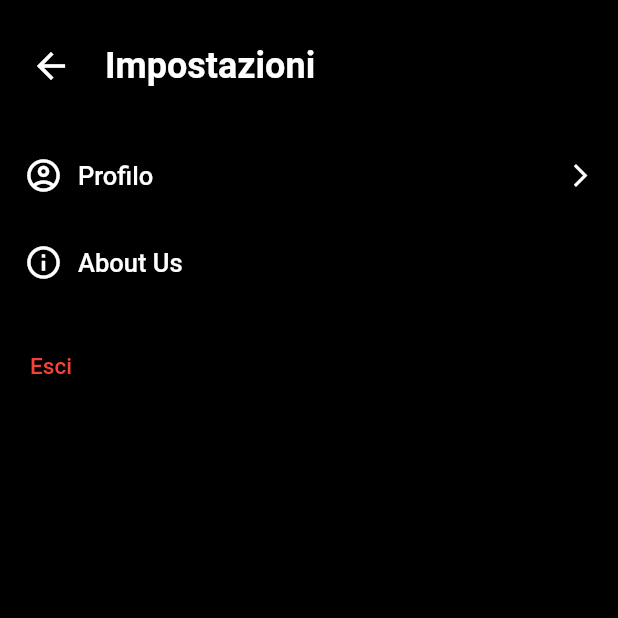
After one commit to Stelk-dev/levant, a Flutter app: the App screen opened directly, item 4 of the bottom bar chosen, after a tap on the "settings" icon, on a phone screen of 412 x 824 dp, the top half of it. The commit adds this screen. Run offline on Flutter 3.47's test engine with Material 2 defaults, Android fonts, the phone set to English and light mode, and no system bars; our stand-ins replace cloud_firestore, firebase_auth, firebase_core, firebase_storage, flash, get and 4 more; missing offline and left inert: flutter_facebook_login; accounts and stored records are empty; network calls fail.

Commit message:
Account and settings starting

```diff
--- a/lib/auth/main/login.dart
+++ b/lib/auth/main/login.dart
@@ -85,9 +85,7 @@ class _AuthRouteState extends State<AuthRoute> {
                                   MainDecorationApp.textFormField(
                                     controller: _pass,
                                     hintText: "Password",
-                                    validator: (s) => isLength(s!, 8)
-                                        ? null
-                                        : "Inserisci una password di almeno 8 caratteri",
+                                    validator: (s) => null,
                                     suffixIcon: IconButton(
                                         icon: Icon(
                                           _visibility
--- a/lib/main.dart
+++ b/lib/main.dart
@@ -1,7 +1,6 @@
 import 'package:firebase_core/firebase_core.dart';
 import 'package:flutter/material.dart';
 import 'package:get/get_navigation/src/root/get_material_app.dart';
-import 'package:levant/auth/service/authentication.dart';
 import 'package:levant/auth/service/getRoute.dart';
 
 void main() async {
--- a/lib/main/account/account.dart
+++ b/lib/main/account/account.dart
@@ -2,7 +2,6 @@ import 'package:flutter/material.dart';
 import 'package:get/get.dart';
 import 'package:levant/modelAccount/profile.dart';
 import 'package:levant/style/mainStyle.dart';
-import 'package:touchable_opacity/touchable_opacity.dart';
 
 class AccountRoute extends StatefulWidget {
   const AccountRoute({Key? key}) : super(key: key);
@@ -13,33 +12,33 @@ class AccountRoute extends StatefulWidget {
 
 class _AccountRouteState extends State<AccountRoute> {
   final profile = Get.put(Profile());
+  int indexTickets = 0;
 
   // If in the name there are space just take the first
   String getName() {
-    return profile.name.split(' ')[0];
+    return profile.name;
   }
 
   Widget accountSection() {
-    return TouchableOpacity(
-      onTap: () {},
-      child: Padding(
-        padding: EdgeInsets.fromLTRB(16, 16, 20, 16),
-        child: Row(
+    return Padding(
+      padding: EdgeInsets.fromLTRB(16, 24, 20, 16),
+      child: Align(
+        alignment: Alignment.topCenter,
+        child: Column(
           crossAxisAlignment: CrossAxisAlignment.center,
-          mainAxisAlignment: MainAxisAlignment.spaceBetween,
-          children: [
-            Row(
+          mainAxisAlignment: MainAxisAlignment.center,
           children: [
             Container(
-                  width: 100,
-                  height: 100,
+              width: MediaQuery.of(context).size.width / 3,
+              height: MediaQuery.of(context).size.width / 3,
               decoration: BoxDecoration(
                 shape: BoxShape.circle,
                 color: Colors.black,
                 border: Border.all(color: Colors.black, width: 2),
               ),
               child: ClipRRect(
-                    borderRadius: BorderRadius.circular(50),
+                borderRadius: BorderRadius.circular(
+                    (MediaQuery.of(context).size.width / 3) / 2),
                 child: Image.network(
                     profile.imgProfile != ""
                         ? profile.imgProfile
@@ -54,16 +53,12 @@ class _AccountRouteState extends State<AccountRoute> {
               ),
             ),
             SizedBox(
-                  width: 10,
+              height: 4,
             ),
-                Column(
-                  crossAxisAlignment: CrossAxisAlignment.start,
-                  children: [
             Text(
               getName(),
-                      style: TextStyle(
-                        fontWeight: FontWeight.bold,
-                        fontSize: 22,
+              style: MainFontsApp.poppins_black.copyWith(
+                fontSize: 26,
               ),
             ),
             Text(
@@ -75,11 +70,6 @@ class _AccountRouteState extends State<AccountRoute> {
             ),
           ],
         ),
-              ],
-            ),
-            Icon(Icons.arrow_forward_ios_rounded, color: Colors.black54),
-          ],
-        ),
       ),
     );
   }
@@ -89,46 +79,59 @@ class _AccountRouteState extends State<AccountRoute> {
       height: 1,
       width: MediaQuery.of(context).size.width,
       decoration: BoxDecoration(
-          color: Colors.grey, border: Border.all(color: Colors.grey, width: 1)),
+        border: Border.all(
+          color: Colors.grey,
+          width: 1,
+        ),
+      ),
     );
   }
 
-  Widget sectionButton({
-    required IconData icon,
-    required String title,
-  }) {
-    return TextButton(
-      onPressed: () {},
-      // style: ButtonStyle(
-      //   backgroundColor: MaterialStateProperty.all(color),
-      // ),
-      child: Padding(
-        padding: const EdgeInsets.symmetric(vertical: 8, horizontal: 9),
-        child: Row(
-          mainAxisAlignment: MainAxisAlignment.spaceBetween,
-          crossAxisAlignment: CrossAxisAlignment.center,
-          children: [
-            Row(
-              crossAxisAlignment: CrossAxisAlignment.center,
-              children: [
-                Icon(
-                  icon,
-                  size: 36,
-                  color: Colors.black,
+  Widget ticketButton({required String title, required int i}) {
+    return Expanded(
+      flex: 1,
+      child: TextButton(
+        style: TextButton.styleFrom(
+          shape: const RoundedRectangleBorder(
+            borderRadius: BorderRadius.all(Radius.zero),
           ),
-                SizedBox(width: 10),
-                Text(
+          padding: EdgeInsets.symmetric(vertical: 14),
+          backgroundColor:
+              indexTickets == i ? Colors.black : Colors.transparent,
+        ),
+        onPressed: () {
+          setState(() => indexTickets = i);
+        },
+        child: Text(
           title,
-                  style: MainFontsApp.poppins_normal
-                      .copyWith(color: Colors.black, fontSize: 18),
+          style: TextStyle(
+            fontWeight: indexTickets == i ? FontWeight.bold : FontWeight.w500,
+            color:
+                indexTickets == i ? Colors.white : Colors.black.withOpacity(.6),
+            fontSize: 17,
           ),
-              ],
         ),
-            Icon(
-              Icons.arrow_forward_ios_outlined,
-              color: Colors.black54,
       ),
-          ],
+    );
+  }
+
+  Widget emptyState() {
+    return Expanded(
+      child: Center(
+        child: SizedBox(
+          width: MediaQuery.of(context).size.width * 0.9,
+          child: Text(
+            indexTickets == 0
+                ? "Non hai biglietti al momento"
+                : "Non sei in nessuna coda al momento",
+            textAlign: TextAlign.center,
+            style: TextStyle(
+              fontWeight: FontWeight.w400,
+              fontStyle: FontStyle.italic,
+              color: Colors.black26,
+              fontSize: 20,
+            ),
+          ),
         ),
       ),
     );
@@ -139,31 +142,23 @@ class _AccountRouteState extends State<AccountRoute> {
     return Container(
         child: Column(
       children: [
-        // accountSection(),
-        // divider(),
-        SizedBox(
-          height: 50,
-        ),
-        Padding(
-          padding: const EdgeInsets.all(16.0),
-          child: Text(
-            "Impostazioni",
-            style: TextStyle(fontWeight: FontWeight.bold, fontSize: 32),
-          ),
-        ),
-        // divider(),
+        accountSection(),
         SizedBox(
           height: 30,
         ),
-        sectionButton(
-            icon: Icons.account_circle_outlined, title: "Il tuo profilo"),
-        divider(),
-        sectionButton(icon: Icons.topic, title: "Biglietti"),
-        divider(),
-        sectionButton(icon: Icons.topic, title: ""),
-        divider(),
-        sectionButton(icon: Icons.topic, title: "About Us"),
-        divider(),
+        Container(
+          decoration: BoxDecoration(
+            border: Border.symmetric(
+                horizontal: BorderSide(color: Colors.black12, width: 2)),
+          ),
+          child: Row(
+            children: [
+              ticketButton(title: "Biglietti", i: 0),
+              ticketButton(title: "Code", i: 1),
+            ],
+          ),
+        ),
+        emptyState()
       ],
     ));
   }
--- a/lib/main/app.dart
+++ b/lib/main/app.dart
@@ -1,3 +1,4 @@
+import 'package:flutter/cupertino.dart';
 import 'package:flutter/material.dart';
 import 'package:levant/main/account/account.dart';
 import 'package:levant/main/home/home.dart';
@@ -5,6 +6,7 @@ import 'package:levant/main/favourites/favourite.dart';
 import 'package:get/get.dart';
 import 'package:levant/main/map/map.dart';
 import 'package:levant/main/search/search.dart';
+import 'package:levant/main/settings/SettingsPage.dart';
 import 'package:levant/management/scrollController.dart';
 import 'package:levant/model/pageRoute.dart';
 import 'package:levant/style/mainStyle.dart';
@@ -22,7 +24,8 @@ class _AppState extends State<App> {
     RouteBottomModel(route: HomeRoute(), icon: Icons.home, label: ""),
     RouteBottomModel(route: SearchRoute(), icon: Icons.search, label: ""),
     RouteBottomModel(route: FavouriteRoute(), icon: Icons.bookmark, label: ""),
-    RouteBottomModel(route: AccountRoute(), icon: Icons.settings, label: ""),
+    RouteBottomModel(
+        route: AccountRoute(), icon: Icons.account_circle, label: ""),
   ];
   int index = 0;
 
@@ -41,7 +44,6 @@ class _AppState extends State<App> {
     PermissionStatus _permissionGranted;
 
     _serviceEnabled = await location.serviceEnabled();
-    print(_serviceEnabled);
 
     if (!_serviceEnabled) {
       _serviceEnabled = await location.requestService();
@@ -50,21 +52,11 @@ class _AppState extends State<App> {
       if (!_serviceEnabled) return;
     }
 
-    print("Richiesta permessi");
-
     _permissionGranted = await location.hasPermission();
-    print(_permissionGranted);
 
     if (_permissionGranted == PermissionStatus.denied) {
-      try {
-        print("NEW Richiesta permessi");
-
-        _permissionGranted = await location.requestPermission();
-      } catch (e) {
-        print("Error:\n$e");
-      }
+      _permissionGranted = await location.requestPermission();
     }
-    print(_permissionGranted);
 
     if (_permissionGranted == PermissionStatus.granted)
       Navigator.of(context).push(MaterialPageRoute(builder: (_) => MapRoute()));
@@ -74,12 +66,23 @@ class _AppState extends State<App> {
   Widget build(BuildContext context) {
     return Scaffold(
         backgroundColor: MainColorsApp.background_color,
-        appBar: (index == pages.length - 1)
-            ? null
-            : AppBar(
-                title: Text("Levant", style: TextStyle(color: Colors.white)),
-                backgroundColor: MainColorsApp.main_color,
-              ),
+        appBar: AppBar(
+          // TODO: Implementing the SliverAppBar for better animation
+          title: Text(
+            "Levant",
+            style: TextStyle(color: Colors.white),
+          ),
+          actions: [
+            index == (pages.length - 1)
+                ? IconButton(
+                    onPressed: () => Navigator.of(context).push(
+                        CupertinoPageRoute(builder: (_) => SettingsRoute())),
+                    icon: Icon(Icons.settings),
+                  )
+                : Container(),
+          ],
+          backgroundColor: MainColorsApp.main_color,
+        ),
         body: pages[index].route,
         floatingActionButton: index != 0
             ? Container()
--- /dev/null
+++ b/lib/main/settings/SettingsPage.dart
@@ -0,0 +1,151 @@
+import 'package:flutter/material.dart';
+import 'package:levant/auth/main/login.dart';
+import 'package:levant/auth/service/authentication.dart';
+
+class SettingsRoute extends StatefulWidget {
+  @override
+  _SettingsRouteState createState() => _SettingsRouteState();
+}
+
+class _SettingsRouteState extends State<SettingsRoute> {
+  Widget sectionButton({
+    required String title,
+    required IconData icon,
+    required Function()? function,
+    bool isNavigatable = true,
+  }) {
+    return TextButton(
+      onPressed: function,
+      child: Padding(
+        padding: const EdgeInsets.all(8.0),
+        child: Row(
+          mainAxisAlignment: MainAxisAlignment.spaceBetween,
+          crossAxisAlignment: CrossAxisAlignment.center,
+          children: [
+            Row(
+              children: [
+                Icon(icon, color: Colors.white, size: 26),
+                SizedBox(
+                  width: 10,
+                ),
+                Text(
+                  title,
+                  style: TextStyle(color: Colors.white, fontSize: 17),
+                ),
+              ],
+            ),
+            isNavigatable
+                ? Icon(
+                    Icons.arrow_forward_ios_outlined,
+                    color: Colors.white,
+                    size: 18,
+                  )
+                : Container(),
+          ],
+        ),
+      ),
+    );
+  }
+
+  @override
+  Widget build(BuildContext context) {
+    return Scaffold(
+      backgroundColor: Colors.black,
+      body: ListView(
+        children: [
+          SizedBox(
+            height: 20,
+          ),
+          Row(
+            crossAxisAlignment: CrossAxisAlignment.center,
+            children: [
+              SizedBox(
+                width: 10,
+              ),
+              IconButton(
+                onPressed: () => Navigator.pop(context),
+                icon: Icon(Icons.arrow_back),
+                iconSize: 28,
+                color: Colors.white,
+                splashRadius: 26,
+              ),
+              SizedBox(
+                width: 12,
+              ),
+              Text(
+                "Impostazioni",
+                style: TextStyle(
+                  fontWeight: FontWeight.bold,
+                  fontSize: 24,
+                  color: Colors.white,
+                ),
+              )
+            ],
+          ),
+          SizedBox(
+            height: 20,
+          ),
+          sectionButton(
+            title: "Profilo",
+            icon: Icons.account_circle_outlined,
+            function: () {},
+          ),
+          sectionButton(
+            title: "About Us",
+            icon: Icons.info_outline,
+            function: () {},
+            isNavigatable: false,
+          ),
+          Align(
+            alignment: Alignment.centerLeft,
+            child: Padding(
+              padding: const EdgeInsets.symmetric(vertical: 16, horizontal: 2),
+              child: TextButton(
+                  style: ButtonStyle(
+                    padding: MaterialStateProperty.all(EdgeInsets.all(14)),
+                    overlayColor: MaterialStateProperty.all(
+                      Colors.redAccent.withOpacity(.1),
+                    ),
+                  ),
+                  onPressed: () {
+                    showDialog(
+                        context: context,
+                        builder: (_) => AlertDialog(
+                              backgroundColor: Color.fromRGBO(32, 32, 32, 1),
+                              title: Text(
+                                "Vuoi veramente uscire?",
+                                style: TextStyle(color: Colors.white),
+                              ),
+                              actions: [
+                                TextButton(
+                                  onPressed: () {
+                                    Auth().auth.signOut();
+                                    Navigator.pushAndRemoveUntil(
+                                        context,
+                                        MaterialPageRoute(
+                                            builder: (_) => AuthRoute()),
+                                        (route) => false);
+                                  },
+                                  child: Text(
+                                    "Conferma",
+                                    style: TextStyle(color: Colors.redAccent),
+                                  ),
+                                ),
+                                TextButton(
+                                  onPressed: () => Navigator.pop(context),
+                                  child: Text("Annulla"),
+                                ),
+                              ],
+                            ));
+                  },
+                  child: Text(
+                    "Esci",
+                    style: TextStyle(color: Colors.red, fontSize: 15),
+                  )),
+            ),
+          )
+        ],
+      ),
+    );
+  }
+}
--- a/settings.txt
+++ /dev/null
@@ -1,4 +0,0 @@
-Profile --> New Page with other section
-Tickets --> New Page with the tickets and appointments
-About Us --> New Page with other pages
-Dark Mode --> True / False
```
Lines whose indentation alone changed are shown as unchanged.
